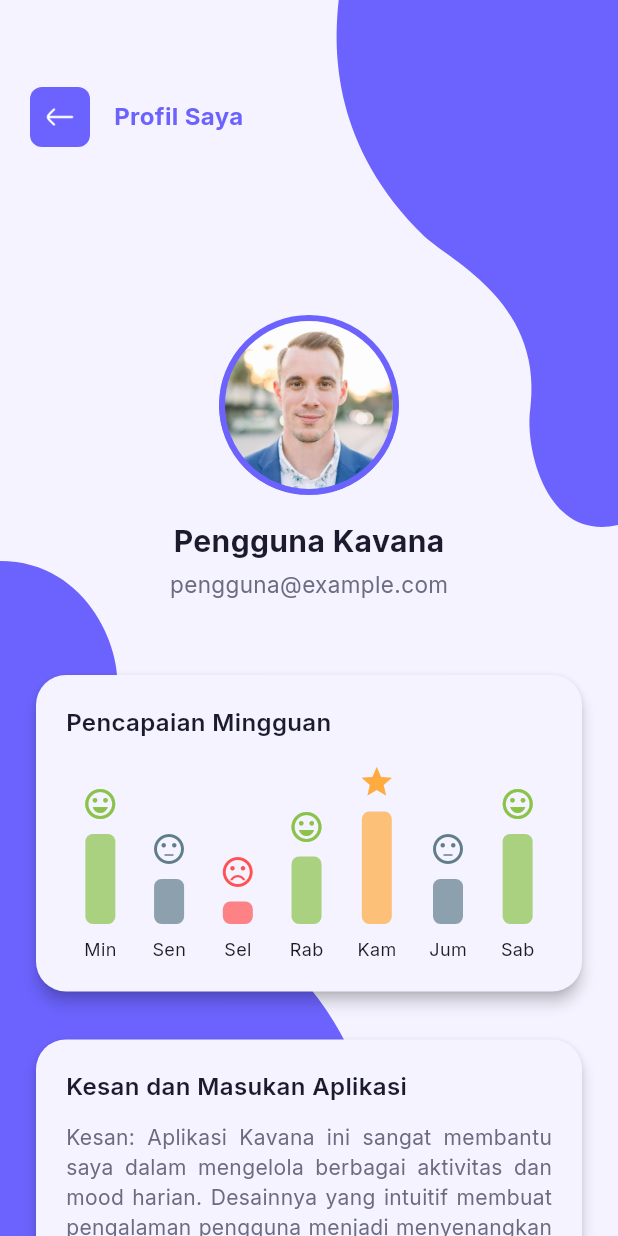
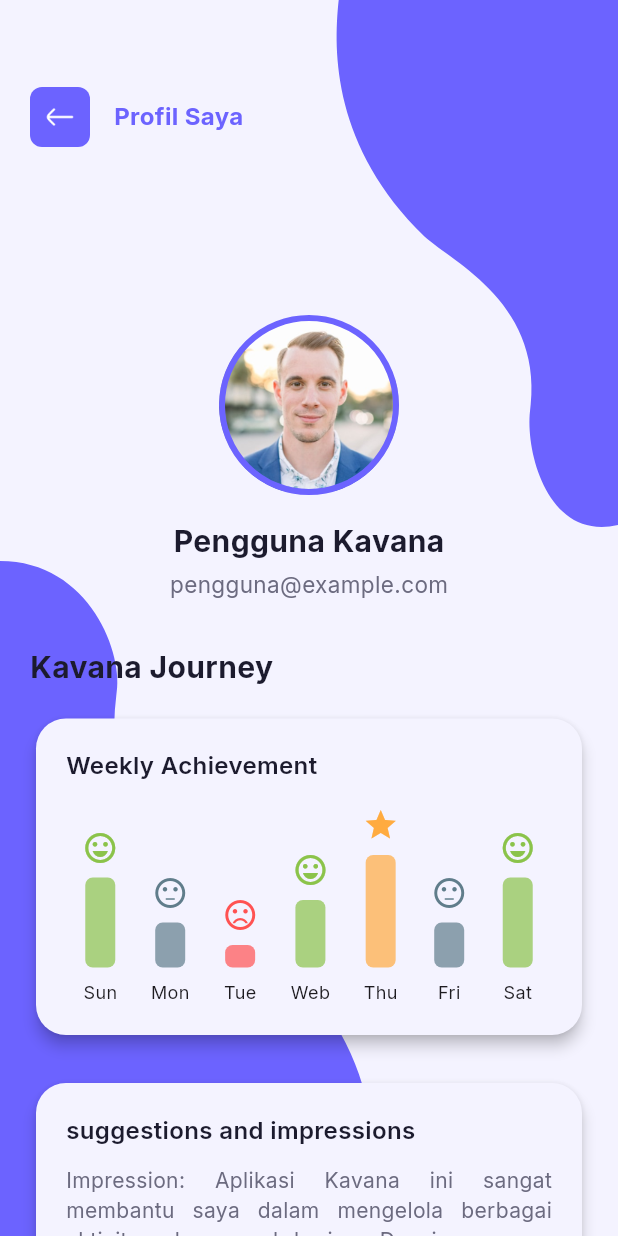
Before and after one commit to Fendyra/kavana-app, a Flutter app: the AccountPage screen opened by its route, on a phone screen of 412 x 824 dp. Run offline on Flutter 3.47's test engine with Material 3 defaults, Android fonts, the phone set to English and light mode, and no system bars; our stand-ins replace calendar_view, flutter_markdown, flutter_native_timezone, fluttertoast, gap, get and 4 more; missing offline and left inert: d_chart, d_info, d_session, fd_log; accounts and stored records are empty.

Commit message:
Update Profile

```diff
--- a/lib/view/pages/account_page.dart
+++ b/lib/view/pages/account_page.dart
@@ -128,13 +128,13 @@
 
   Widget buildMoodVisualization() {
     final List<Map<String, dynamic>> dailyMoods = [
-      {'day': 'Min', 'mood': 'happy', 'value': 4},
-      {'day': 'Sen', 'mood': 'neutral', 'value': 2},
-      {'day': 'Sel', 'mood': 'sad', 'value': 1},
-      {'day': 'Rab', 'mood': 'happy', 'value': 3},
-      {'day': 'Kam', 'mood': 'excited', 'value': 5},
-      {'day': 'Jum', 'mood': 'neutral', 'value': 2},
-      {'day': 'Sab', 'mood': 'happy', 'value': 4},
+      {'day': 'Sun', 'mood': 'happy', 'value': 4},
+      {'day': 'Mon', 'mood': 'neutral', 'value': 2},
+      {'day': 'Tue', 'mood': 'sad', 'value': 1},
+      {'day': 'Web', 'mood': 'happy', 'value': 3},
+      {'day': 'Thu', 'mood': 'excited', 'value': 5},
+      {'day': 'Fri', 'mood': 'neutral', 'value': 2},
+      {'day': 'Sat', 'mood': 'happy', 'value': 4},
     ];
 
     return Padding(
@@ -142,6 +142,14 @@
       child: Column(
         crossAxisAlignment: CrossAxisAlignment.start,
         children: [
+          const Text(
+            'Kavana Journey',
+            style: TextStyle(
+              fontWeight: FontWeight.bold,
+              fontSize: 20,
+              color: AppColor.textTitle,
+            ),
+          ),
           const Gap(16),
           Card(
             elevation: 4,
@@ -154,7 +162,7 @@
                 crossAxisAlignment: CrossAxisAlignment.start,
                 children: [
                   Text(
-                    'Pencapaian Mingguan',
+                    'Weekly Achievement',
                     style: TextStyle(
                       fontWeight: FontWeight.w600,
                       fontSize: 16,
@@ -219,7 +227,7 @@
                 crossAxisAlignment: CrossAxisAlignment.start,
                 children: const [
                   Text(
-                    'Kesan dan Masukan Aplikasi',
+                    'suggestions and impressions',
                     style: TextStyle(
                       fontWeight: FontWeight.w600,
                       fontSize: 16,
@@ -228,7 +236,7 @@
                   ),
                   Gap(12),
                   Text(
-                    'Kesan: Aplikasi Kavana ini sangat membantu saya dalam mengelola berbagai aktivitas dan mood harian. Desainnya yang intuitif membuat pengalaman pengguna menjadi menyenangkan dan efektif.\n\nSaran: Untuk fitur selanjutnya, mungkin bisa ditambahkan opsi personalisasi tema aplikasi atau integrasi dengan kalender eksternal.',
+                    'Impression: Aplikasi Kavana ini sangat membantu saya dalam mengelola berbagai aktivitas dan mood harian. Desainnya yang intuitif membuat pengalaman pengguna menjadi menyenangkan dan efektif.\n\nSuggestion: Untuk fitur selanjutnya, mungkin bisa ditambahkan opsi personalisasi tema aplikasi atau integrasi dengan kalender eksternal.',
                     style: TextStyle(
                       fontSize: 14,
                       color: AppColor.textBody,
@@ -250,6 +258,15 @@
       child: Column(
         crossAxisAlignment: CrossAxisAlignment.start,
         children: [
+          const Text(
+            'Setttings',
+            style: TextStyle(
+              fontWeight: FontWeight.bold,
+              fontSize: 20,
+              color: AppColor.textTitle,
+            ),
+          ),
+          const Gap(16),
           Card(
             elevation: 4,
             shape: RoundedRectangleBorder(
@@ -259,36 +276,36 @@
               children: [
                 _buildSettingItem(
                   icon: Icons.notifications_none_rounded,
-                  title: 'Pengaturan Notifikasi',
+                  title: 'Notification Settings',
                   onTap: () {
                     DInfo.dialogConfirmation(
                       context,
                       'Info',
-                      'Fitur Notifikasi Akan Datang!',
+                      'Notification Feature Coming!',
                     );
                   },
                 ),
                 _buildDivider(),
                 _buildSettingItem(
                   icon: Icons.language_rounded,
-                  title: 'Ganti Bahasa',
+                  title: 'Laguage Preferences',
                   onTap: () {
                     DInfo.dialogConfirmation(
                       context,
                       'Info',
-                      'Fitur Ganti Bahasa Akan Datang!',
+                      'Language Preferences Coming!',
                     );
                   },
                 ),
                 _buildDivider(),
                 _buildSettingItem(
                   icon: Icons.help_outline_rounded,
-                  title: 'FAQ & Bantuan',
+                  title: 'FAQ & Help',
                   onTap: () {
                     DInfo.dialogConfirmation(
                       context,
                       'Info',
-                      'Halaman FAQ Akan Datang!',
+                      'FAQ & Help Coming!',
                     );
                   },
                 ),
```
